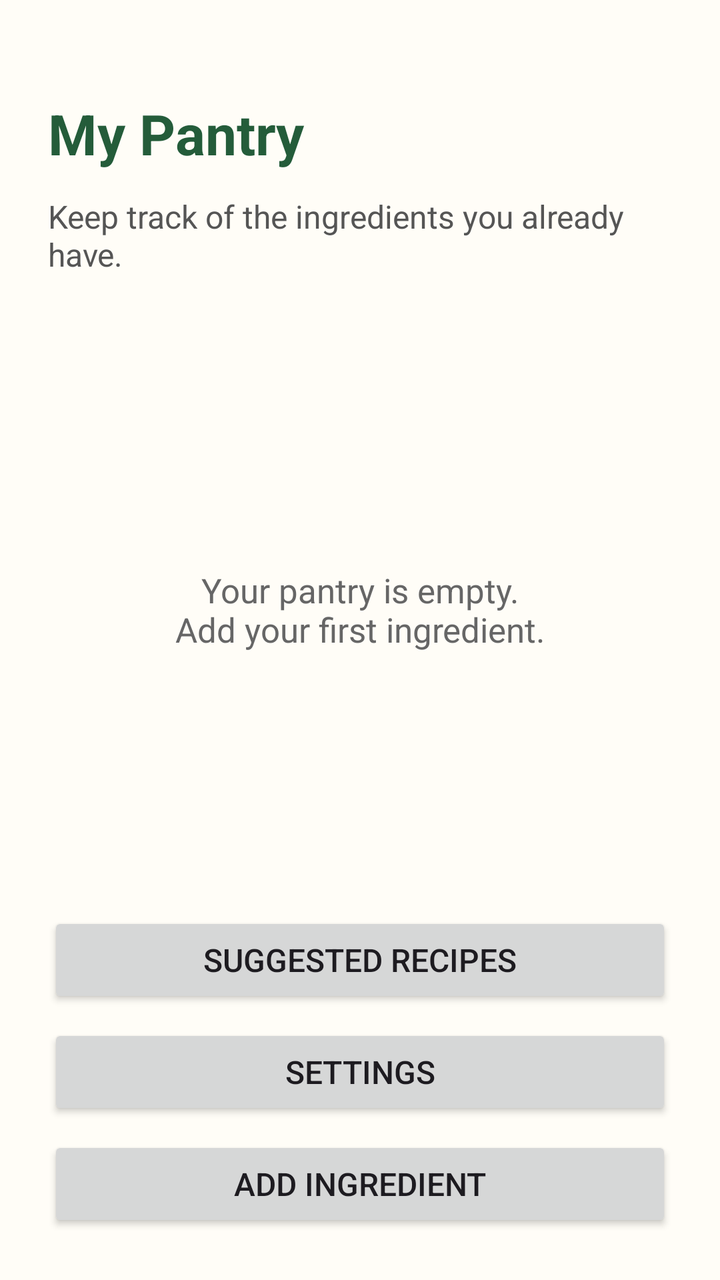
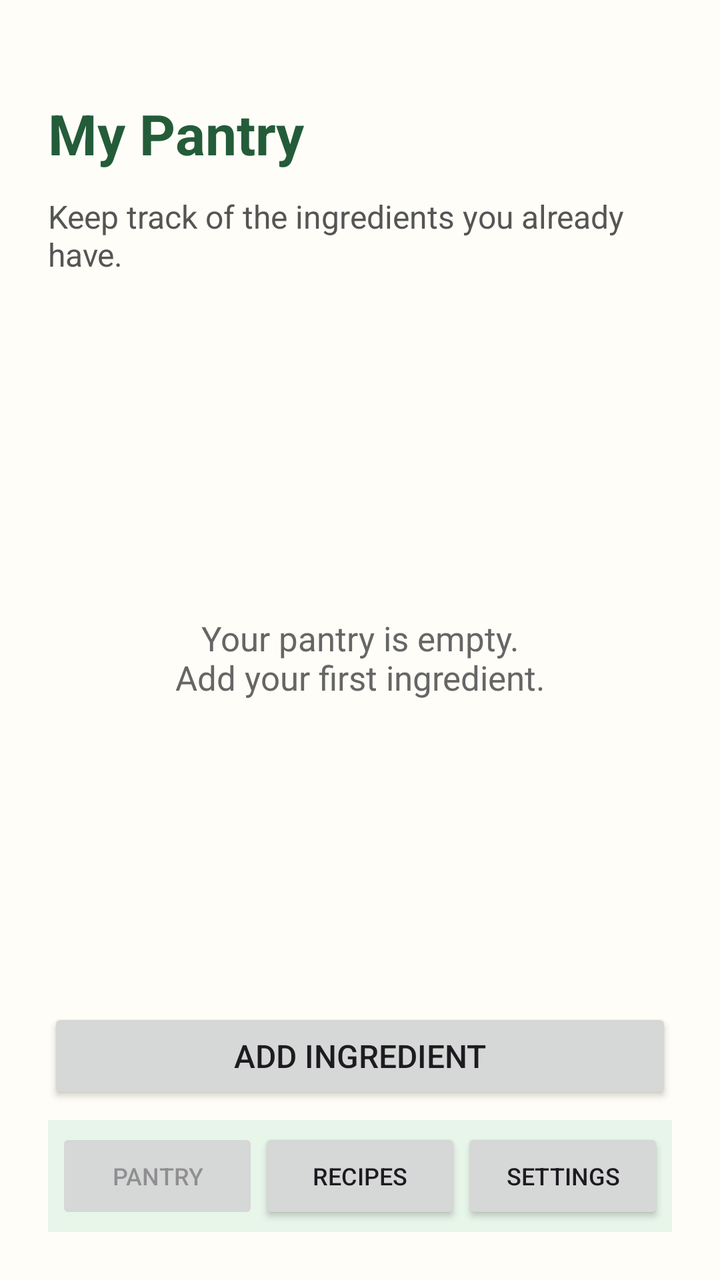

An Android layout rendered at two revisions. The XML below is the earlier revision; the diff shows what the commit changed to produce the second picture.
<!-- AndroidManifest.xml: application theme Theme.SmartPantryManager -->
<!-- res/layout/activity_main.xml -->
<?xml version="1.0" encoding="utf-8"?>
<LinearLayout xmlns:android="http://schemas.android.com/apk/res/android"
    android:id="@+id/main"
    android:layout_width="match_parent"
    android:layout_height="match_parent"
    android:orientation="vertical"
    android:padding="24dp"
    android:background="#FFFDF7">

    <TextView
        android:id="@+id/textPantryTitle"
        android:layout_width="match_parent"
        android:layout_height="wrap_content"
        android:paddingTop="24dp"
        android:paddingBottom="12dp"
        android:text="My Pantry"
        android:textColor="#245C3A"
        android:textSize="28sp"
        android:textStyle="bold" />

    <TextView
        android:id="@+id/textPantryDescription"
        android:layout_width="match_parent"
        android:layout_height="wrap_content"
        android:paddingBottom="16dp"
        android:text="Keep track of the ingredients you already have."
        android:textColor="#555555"
        android:textSize="16sp" />

    <FrameLayout
        android:layout_width="match_parent"
        android:layout_height="0dp"
        android:layout_weight="1">

        <ListView
            android:id="@+id/listPantryItems"
            android:layout_width="match_parent"
            android:layout_height="match_parent"
            android:divider="@android:color/transparent"
            android:dividerHeight="8dp" />

        <TextView
            android:id="@+id/textEmptyPantry"
            android:layout_width="match_parent"
            android:layout_height="match_parent"
            android:gravity="center"
            android:text="Your pantry is empty.&#10;Add your first ingredient."
            android:textColor="#666666"
            android:textSize="17sp" />

    </FrameLayout>
    <Button
        android:id="@+id/buttonSuggestedRecipes"
        android:layout_width="match_parent"
        android:layout_height="wrap_content"
        android:layout_marginBottom="8dp"
        android:text="Suggested Recipes"
        android:textSize="16sp" />
    <Button
        android:id="@+id/buttonSettings"
        android:layout_width="match_parent"
        android:layout_height="wrap_content"
        android:layout_marginBottom="8dp"
        android:text="Settings"
        android:textSize="16sp" />
    <Button
        android:id="@+id/buttonAddIngredient"
        android:layout_width="match_parent"
        android:layout_height="wrap_content"
        android:text="Add Ingredient"
        android:textSize="16sp" />

</LinearLayout>
<!-- resources referenced by this layout -->
<resources>
  <style name="Theme.SmartPantryManager" parent="Base.Theme.SmartPantryManager" />
  <style name="Base.Theme.SmartPantryManager" parent="Theme.Material3.DayNight.NoActionBar">
          
          
      </style>
</resources>

<!-- the commit's change to res/layout/activity_main.xml (unified diff, before → after) -->
@@ -50,24 +50,45 @@
 
     </FrameLayout>
     <Button
-        android:id="@+id/buttonSuggestedRecipes"
+        android:id="@+id/buttonAddIngredient"
         android:layout_width="match_parent"
         android:layout_height="wrap_content"
         android:layout_marginBottom="8dp"
-        android:text="Suggested Recipes"
-        android:textSize="16sp" />
-    <Button
-        android:id="@+id/buttonSettings"
-        android:layout_width="match_parent"
-        android:layout_height="wrap_content"
-        android:layout_marginBottom="8dp"
-        android:text="Settings"
-        android:textSize="16sp" />
-    <Button
-        android:id="@+id/buttonAddIngredient"
-        android:layout_width="match_parent"
-        android:layout_height="wrap_content"
         android:text="Add Ingredient"
         android:textSize="16sp" />
 
+    <LinearLayout
+        android:layout_width="match_parent"
+        android:layout_height="wrap_content"
+        android:orientation="horizontal"
+        android:background="#E8F5E9"
+        android:padding="4dp">
+
+        <Button
+            android:id="@+id/buttonPantryHome"
+            android:layout_width="0dp"
+            android:layout_height="wrap_content"
+            android:layout_weight="1"
+            android:enabled="false"
+            android:text="Pantry"
+            android:textSize="12sp" />
+
+        <Button
+            android:id="@+id/buttonSuggestedRecipes"
+            android:layout_width="0dp"
+            android:layout_height="wrap_content"
+            android:layout_weight="1"
+            android:text="Recipes"
+            android:textSize="12sp" />
+
+        <Button
+            android:id="@+id/buttonSettings"
+            android:layout_width="0dp"
+            android:layout_height="wrap_content"
+            android:layout_weight="1"
+            android:text="Settings"
+            android:textSize="12sp" />
+
+    </LinearLayout>
+
 </LinearLayout>
